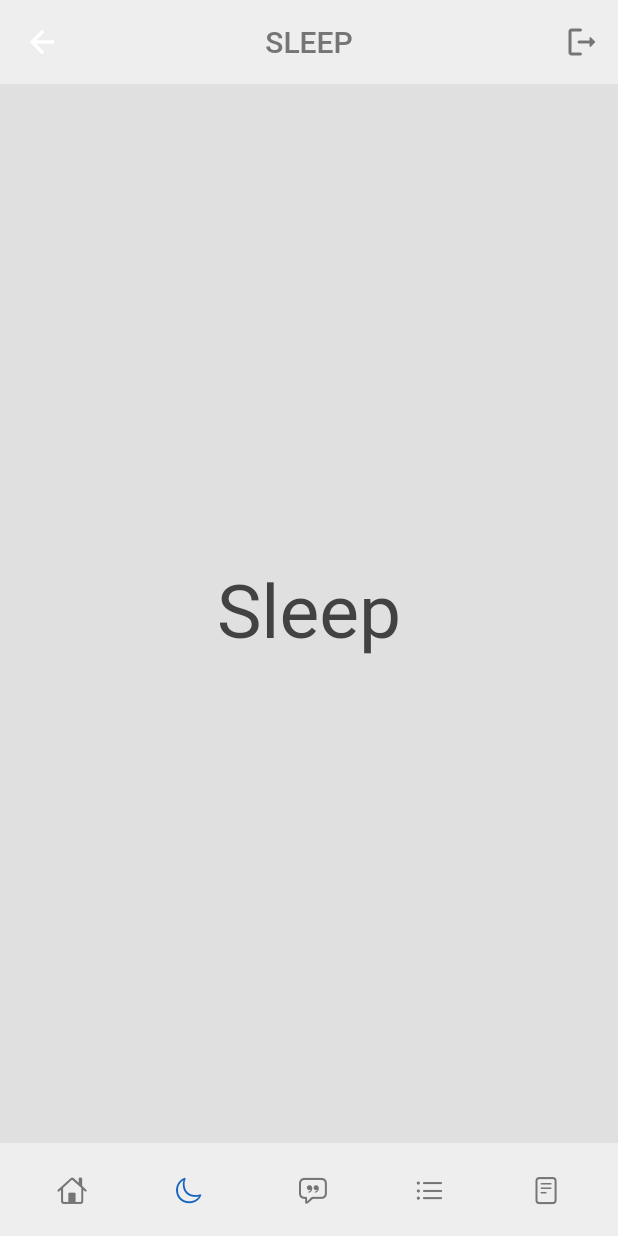
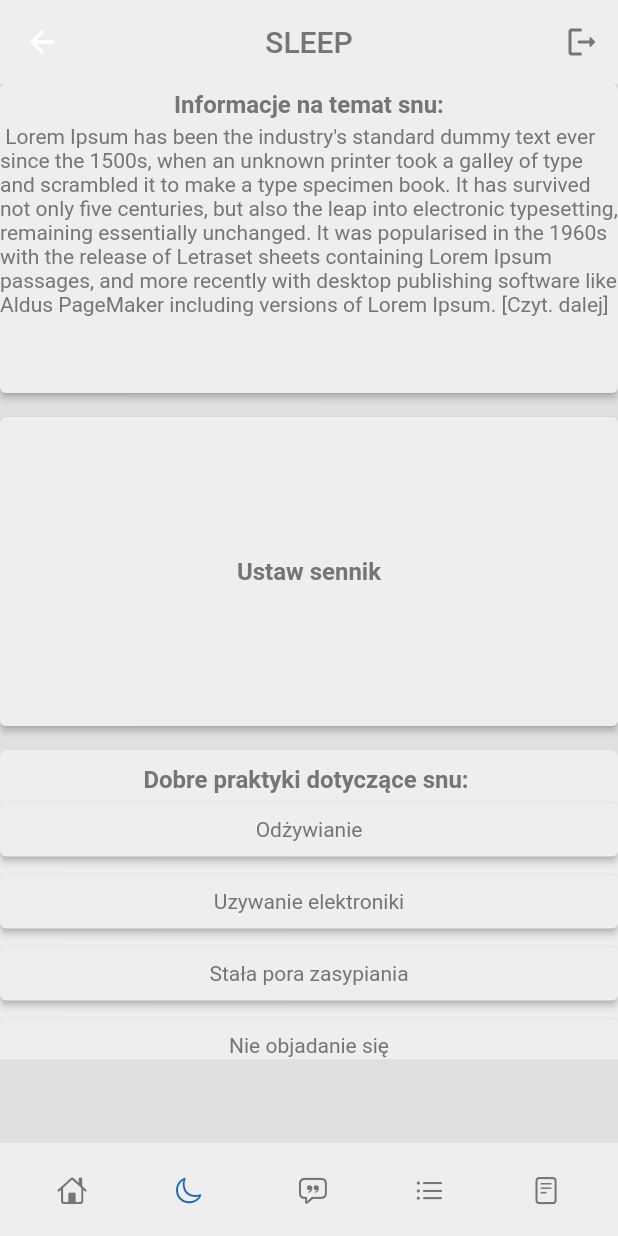
Before and after one commit to shejmanowski/Engineering-Thesis, a Flutter app: the HomePage screen opened directly, item 2 of the bottom bar chosen, on a phone screen of 412 x 824 dp. Run offline on Flutter 3.47's test engine with Material 2 defaults, Android fonts, the phone set to English and light mode, and no system bars; drawn by our look-alikes of google_nav_bar; our stand-ins replace cloud_firestore, firebase_auth, firebase_core, flutter_local_notifications, timezone; accounts and stored records are empty.

Commit message:
Add sleep page

```diff
--- a/source/lib/pages/sleep.dart
+++ b/source/lib/pages/sleep.dart
@@ -1,15 +1,146 @@
 import 'package:flutter/material.dart';
-
+import 'package:good_mentality/pages/set_sleep.dart';
+import 'package:good_mentality/pages/good_sleep_practice.dart';
 class SleepPage extends StatelessWidget {
   const SleepPage({super.key});
+  static String _about_sleep = " Lorem Ipsum has been the industry's standard dummy text ever since the 1500s, when an unknown printer took a galley of type and scrambled it to make a type specimen book. It has survived not only five centuries, but also the leap into electronic typesetting, remaining essentially unchanged. It was popularised in the 1960s with the release of Letraset sheets containing Lorem Ipsum passages, and more recently with desktop publishing software like Aldus PageMaker including versions of Lorem Ipsum. [Czyt. dalej]";
 
   @override
   Widget build(BuildContext context) {
-    return const Center(
-      child: Text(
-        'Sleep',
-        style: TextStyle(fontSize: 50),
-      ),
+    return  Column(
+      children: [
+        Expanded(
+          child: ListView(
+            children: [
+              ElevatedButton(
+                onPressed: () {
+                  Navigator.push(
+                    context,
+                    MaterialPageRoute(builder: (context) => SubPage(1)),
+                  );
+                },
+                style: ElevatedButton.styleFrom(
+                  fixedSize: Size(double.infinity, MediaQuery.of(context).size.height / 4),
+                  padding: EdgeInsets.zero,
+
+                ),
+                child: Column(
+    children: [
+            SizedBox(height: 4),
+      Text('Informacje na temat snu:', style: TextStyle(fontSize: 16,color: Theme.of(context).colorScheme.inversePrimary,fontWeight: FontWeight.bold,)),
+      SizedBox(height: 4),
+      Text(_about_sleep,style: TextStyle(color: Theme.of(context).colorScheme.inversePrimary,fontWeight: FontWeight.normal,))
+
+
+    ],
+  ),),
+              SizedBox(height: 16),
+              ElevatedButton(
+                onPressed: () {
+                  Navigator.push(
+                    context,
+                    MaterialPageRoute(builder: (context) => SetSleepPage()),
+                  );
+                },
+                style: ElevatedButton.styleFrom(
+                  fixedSize: Size(double.infinity, MediaQuery.of(context).size.height / 4),
+                  backgroundColor: Theme.of(context).colorScheme.primary,
+
+                ),
+                child: Text('Ustaw sennik',style: TextStyle(fontSize: 16,color: Theme.of(context).colorScheme.inversePrimary,fontWeight: FontWeight.bold,)),
+              ),
+              SizedBox(height: 16),
+              Container(
+          width: double.infinity,
+          height: MediaQuery.of(context).size.height / 4,
+          decoration: BoxDecoration(
+                borderRadius: BorderRadius.circular(5.0),
+                color: Theme.of(context).colorScheme.primary,),
+          child: Column(
+            children: [
+
+              SizedBox(height: 10),
+              Text(
+                'Dobre praktyki dotyczące snu: ',
+                style: TextStyle(fontSize: 16,color: Theme.of(context).colorScheme.inversePrimary,fontWeight: FontWeight.bold,)
+
+              ),
+              // Reszta Twojego kodu
+             Expanded(
+               child: ListView(
+                children: [
+                  ElevatedButton(
+                    onPressed: () {
+                      Navigator.push(
+                        context,
+                        MaterialPageRoute(builder: (context) => SubPage(1)),
+                      );
+                    },
+                    child: Text(
+                      'Odżywianie',
+                      style: TextStyle(
+                        color: Theme.of(context).colorScheme.inversePrimary,
+                        fontWeight: FontWeight.normal,
+                      ),
+                    ),
+                  ),
+                  ElevatedButton(
+                    onPressed: () {
+                      Navigator.push(
+                        context,
+                        MaterialPageRoute(builder: (context) => SubPage(2)),
+                      );
+                    },
+                    child: Text(
+                      'Uzywanie elektroniki',
+                      style: TextStyle(
+                        color: Theme.of(context).colorScheme.inversePrimary,
+                        fontWeight: FontWeight.normal,
+                      ),
+                    ),
+                  ),
+                  ElevatedButton(
+                    onPressed: () {
+                      Navigator.push(
+                        context,
+                        MaterialPageRoute(builder: (context) => SubPage(3)),
+                      );
+                    },
+                    child: Text(
+                      'Stała pora zasypiania',
+                      style: TextStyle(
+                        color: Theme.of(context).colorScheme.inversePrimary,
+                        fontWeight: FontWeight.normal,
+                      ),
+                    ),
+                  ),
+                  ElevatedButton(
+                    onPressed: () {
+                      Navigator.push(
+                        context,
+                        MaterialPageRoute(builder: (context) => SubPage(4)),
+                      );
+                    },
+                    child: Text(
+                      'Nie objadanie się',
+                      style: TextStyle(
+                        color: Theme.of(context).colorScheme.inversePrimary,
+                        fontWeight: FontWeight.normal,
+                      ),
+                    ),
+                  ),
+                ],
+                         ),
+             ),
+            ],
+          ),
+          )],
+          ),
+        ),
+      ],
+
     );
+
   }
+
 }
--- a/source/pubspec.yaml
+++ b/source/pubspec.yaml
@@ -42,6 +42,7 @@ dependencies:
   firebase_database: ^10.3.4
   intl: ^0.18.1
   cloud_firestore: ^4.13.0
+  flutter_local_notifications: ^16.1.0
 
 dev_dependencies:
   flutter_test:
```
Also changed, not shown: source/lib/pages/good_sleep_practice.dart (added, +25 -0 lines), source/lib/pages/set_sleep.dart (added, +249 -0 lines), source/pubspec.lock, 4 other files.
